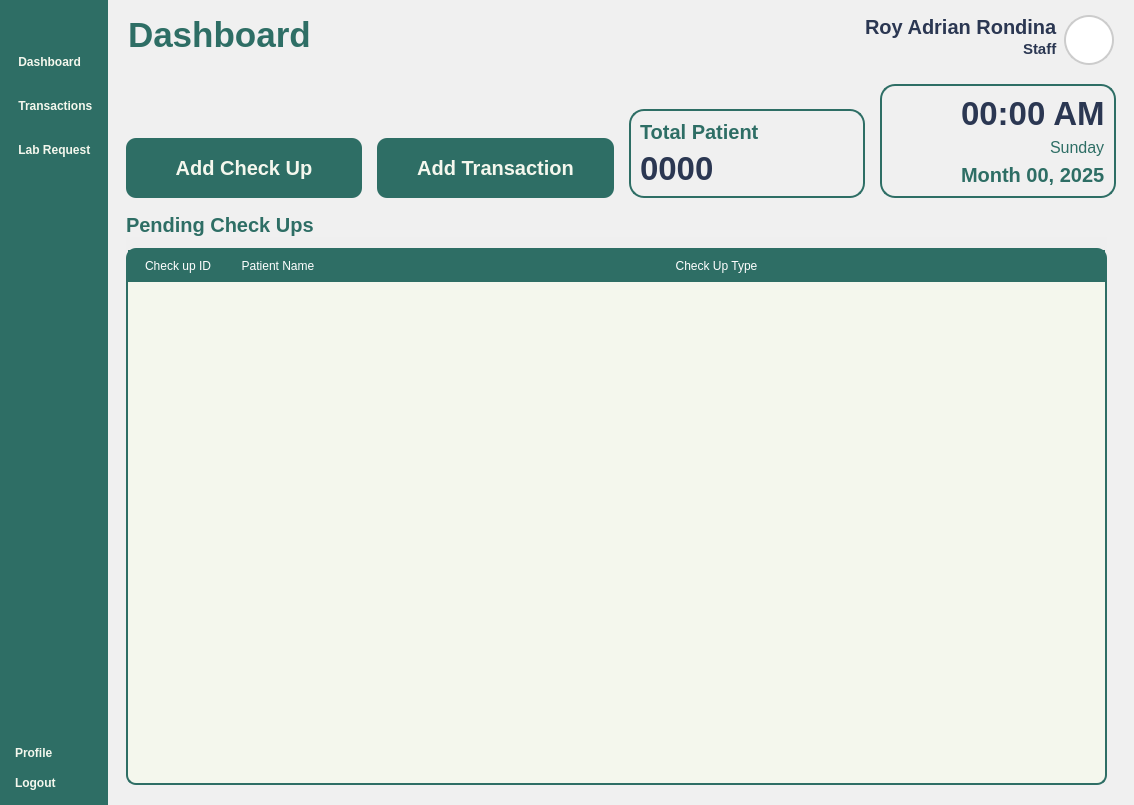
VinsmokeSanji69/COVACHA_CLINIC_SYSTEM, file Views/Staff_Dashboard.ui: the form before one commit.
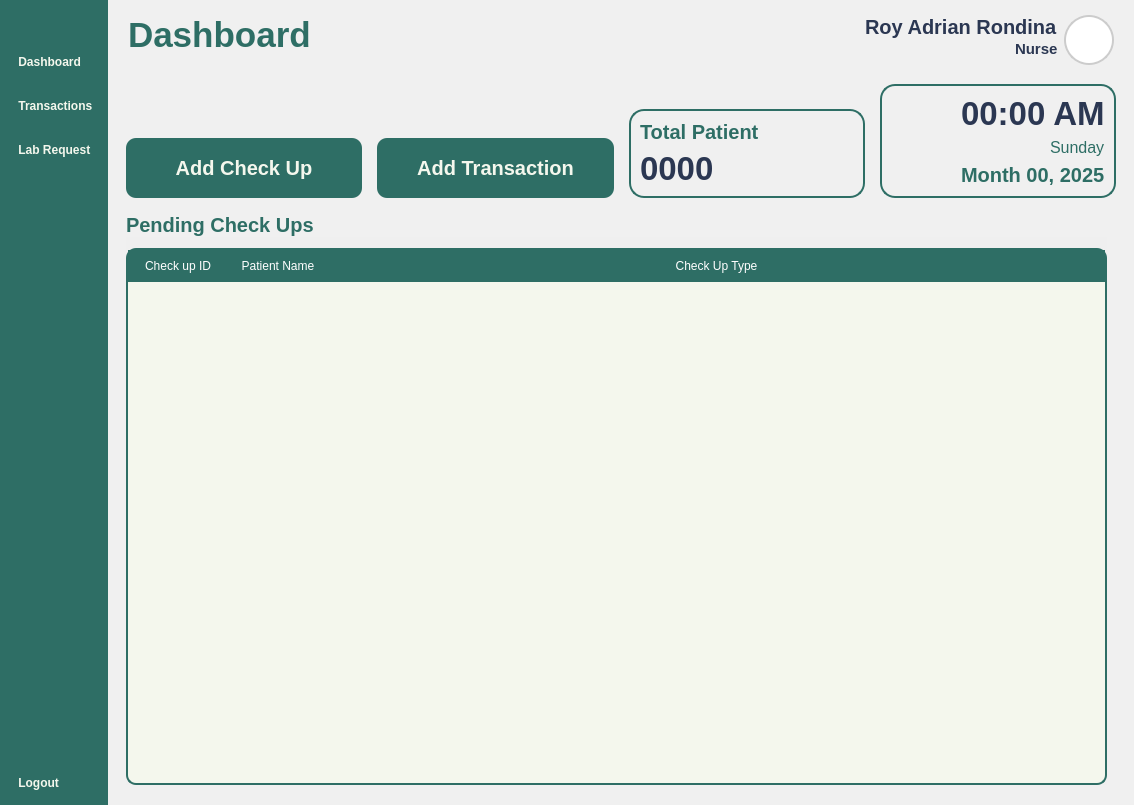
The form after the commit. Icons and pictures are not drawn.

Patch:
```diff
--- a/Views/Staff_Dashboard.ui
+++ b/Views/Staff_Dashboard.ui
@@ -204,27 +204,10 @@
         <property name="sizeConstraint">
          <enum>QLayout::SetNoConstraint</enum>
         </property>
-        <item>
-         <widget class="QPushButton" name="ProfileButton">
-          <property name="text">
-           <string>Profile</string>
-          </property>
-          <property name="icon">
-           <iconset resource="../Images/resources.qrc">
-            <normaloff>:/icons/icons/user-round-cog.svg</normaloff>:/icons/icons/user-round-cog.svg</iconset>
-          </property>
-          <property name="iconSize">
-           <size>
-            <width>40</width>
-            <height>40</height>
-           </size>
-          </property>
-         </widget>
-        </item>
         <item>
          <widget class="QPushButton" name="LogoutButton">
           <property name="text">
-           <string>Logout</string>
+           <string> Logout</string>
           </property>
           <property name="icon">
            <iconset resource="../Images/resources.qrc">
@@ -405,7 +388,7 @@
              <item alignment="Qt::AlignRight">
               <widget class="QLabel" name="UserType">
                <property name="text">
-                <string>Staff</string>
+                <string>Nurse</string>
                </property>
                <property name="alignment">
                 <set>Qt::AlignLeading</set>
```
Left out of the diff: 4 changed lines with no effect on the pictures.
